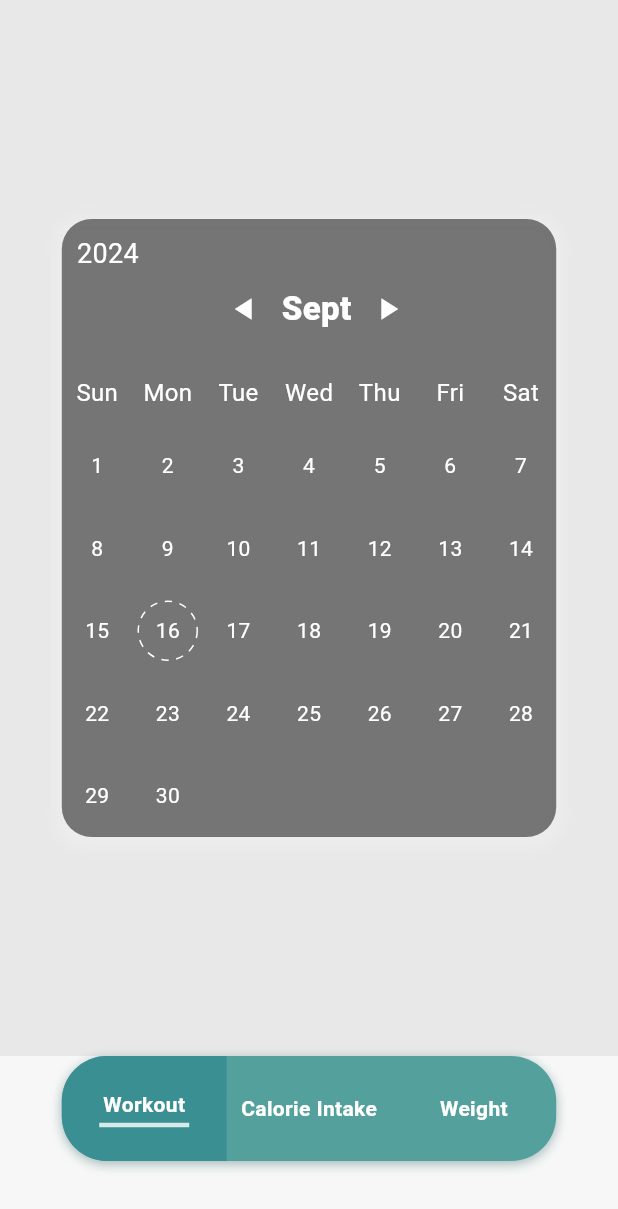
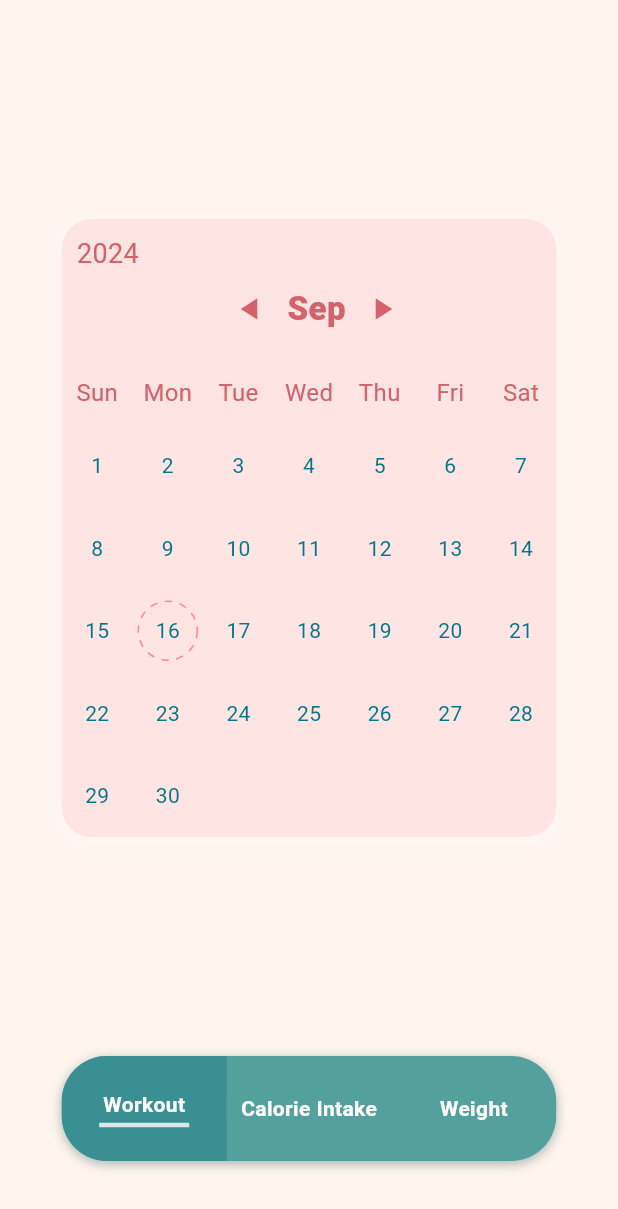
Before and after one commit to mehrnazsadrol/body-sync, a Flutter app: the screen it shows after launch, on a phone screen of 412 x 824 dp. Shown: the top 1209 px of the screen. Run offline on Flutter 3.47's test engine with Material 3 defaults, Android fonts, the phone set to English and light mode, and no system bars; drawn by our look-alikes of dotted_border; our stand-ins replace fl_chart, shared_preferences.

Commit message:
color fix

```diff
--- a/weight_control/lib/common/input_bar.dart
+++ b/weight_control/lib/common/input_bar.dart
@@ -19,7 +19,7 @@ class InputBar extends StatelessWidget {
           child: Container(
             height: 50,
             decoration: BoxDecoration(
-              color: AppTheme.backgroundColor,
+              color: Colors.white,
               borderRadius: BorderRadius.only(
                 topLeft: Radius.circular(AppTheme.borderRadius),
                 bottomLeft: Radius.circular(AppTheme.borderRadius),
--- a/weight_control/lib/line_chart/line_chart_x_axios.dart
+++ b/weight_control/lib/line_chart/line_chart_x_axios.dart
@@ -37,7 +37,7 @@ class XAxisPainter extends CustomPainter {
   @override
   void paint(Canvas canvas, Size size) {
     final paint = Paint()
-      ..color = const Color.fromARGB(255, 255, 255, 255)
+      ..color = const Color(0xFFd5626a)
       ..strokeWidth = 2.0;
     canvas.drawLine(Offset(0, size.height / 2), Offset(size.width, size.height / 2), paint);
 
@@ -61,7 +61,7 @@ class XAxisPainter extends CustomPainter {
         text: TextSpan(
           text: formattedDate,
           style: TextStyle(
-            color: Color.fromARGB(137, 255, 255, 255),
+            color: Color(0xFFd5626a),
             fontSize: 10,
           ),
         ),
--- a/weight_control/lib/main.dart
+++ b/weight_control/lib/main.dart
@@ -14,7 +14,7 @@ class MyApp extends StatelessWidget {
     return MaterialApp(
       title: 'Flutter Custom Bottom Bar',
       theme: ThemeData(
-        scaffoldBackgroundColor: Color(0x91A1A1B),
+        scaffoldBackgroundColor: Color(0xFFfff4ee),
         elevatedButtonTheme: ElevatedButtonThemeData(style: AppTheme.buttonStyle),
       ),
       home: MyHomePage(),
--- a/weight_control/lib/workout_view/calendar/calendar_body.dart
+++ b/weight_control/lib/workout_view/calendar/calendar_body.dart
@@ -43,7 +43,7 @@ class CalendarBody extends StatelessWidget {
                 decoration: BoxDecoration(
                   shape: BoxShape.circle,
                   border: Border.all(
-                    color: const Color.fromARGB(255, 255, 255, 255),
+                    color: Color(0xFFff878d),
                     width: 5,
                   ),
                 ),
@@ -51,7 +51,7 @@ class CalendarBody extends StatelessWidget {
             if (isToday)
               DottedBorder(
                 borderType: BorderType.Circle,
-                color: Colors.white,
+                color: Color(0xFFff878d),
                 strokeWidth: 1,
                 dashPattern: [5, 5],
                 child: Container(
@@ -61,7 +61,7 @@ class CalendarBody extends StatelessWidget {
                   child: Text(
                     '${date.day}',
                     style: const TextStyle(
-                      color: Colors.white,
+                      color: Color(0xFF007688),
                     ),
                   ),
                 ),
@@ -70,7 +70,7 @@ class CalendarBody extends StatelessWidget {
               Text(
                 '${date.day}',
                 style: const TextStyle(
-                  color: Colors.white,
+                  color:Color(0xFF007688),
                 ),
               ),
           ],
--- a/weight_control/lib/workout_view/calendar/calendar_header_row.dart
+++ b/weight_control/lib/workout_view/calendar/calendar_header_row.dart
@@ -18,7 +18,7 @@ class CalendarHeaderRow extends StatelessWidget {
               day,
               style: TextStyle(
                 fontSize: 16.0,
-                color: const Color.fromARGB(255, 255, 255, 255),
+                color: Color(0xFFd5626a),
               ),
             ),
           ),
--- a/weight_control/lib/workout_view/calendar/calendar_title.dart
+++ b/weight_control/lib/workout_view/calendar/calendar_title.dart
@@ -2,7 +2,7 @@ import 'package:flutter/material.dart';
 
 const List<String> _months = [
   'Jan', 'Feb', 'Mar', 'Apr', 'May', 'Jun',
-  'Jul', 'Aug', 'Sept', 'Oct', 'Nov', 'Dec',
+  'Jul', 'Aug', 'Sep', 'Oct', 'Nov', 'Dec',
 ];
 
 class CalendarTitle extends StatelessWidget {
@@ -33,7 +33,7 @@ class CalendarTitle extends StatelessWidget {
               '${currDate.year}',
               style: const TextStyle(
                 fontSize: 18.0,
-                color: Color.fromARGB(255, 255, 255, 255),
+                color: Color(0xFFd5626a),
               ),
             ),
           ),
@@ -43,7 +43,10 @@ class CalendarTitle extends StatelessWidget {
               Transform.rotate(
                 angle: 3.14159, // 180 degrees in radians
                 child: IconButton(
-                  icon: Icon(Icons.play_arrow, color: Colors.white),
+                icon: Icon(
+                  Icons.play_arrow,
+                  color: Color(0xFFd5626a),
+                ),
                   onPressed: onPreviousMonth,
                 ),
               ),
@@ -52,11 +55,14 @@ class CalendarTitle extends StatelessWidget {
                 style: const TextStyle(
                   fontSize: 22.0,
                   fontWeight: FontWeight.w800,
-                  color: Color.fromARGB(255, 255, 255, 255),
+                  color: Color(0xFFd5626a),
                 ),
               ),
               IconButton(
-                icon: Icon(Icons.play_arrow, color: Colors.white),
+                icon: Icon(
+                  Icons.play_arrow,
+                  color: Color(0xFFd5626a),
+                ),
                 onPressed: onNextMonth,
               ),
             ],
--- a/weight_control/lib/workout_view/calendar/calendar_view.dart
+++ b/weight_control/lib/workout_view/calendar/calendar_view.dart
@@ -81,7 +81,7 @@ class _CalendarViewState extends State<CalendarView> {
           height: size.height * 0.5,
           width: size.width * 0.8,
           decoration: BoxDecoration(
-            color: Color.fromRGBO(102, 102, 102, 0.89),
+            color: Color(0xFFffe4e4),
             borderRadius: BorderRadius.circular(20),
             boxShadow: [
               BoxShadow(
```
Also changed, not shown: weight_control/lib/line_chart/line_chart_body.dart (+5 -5 lines).
